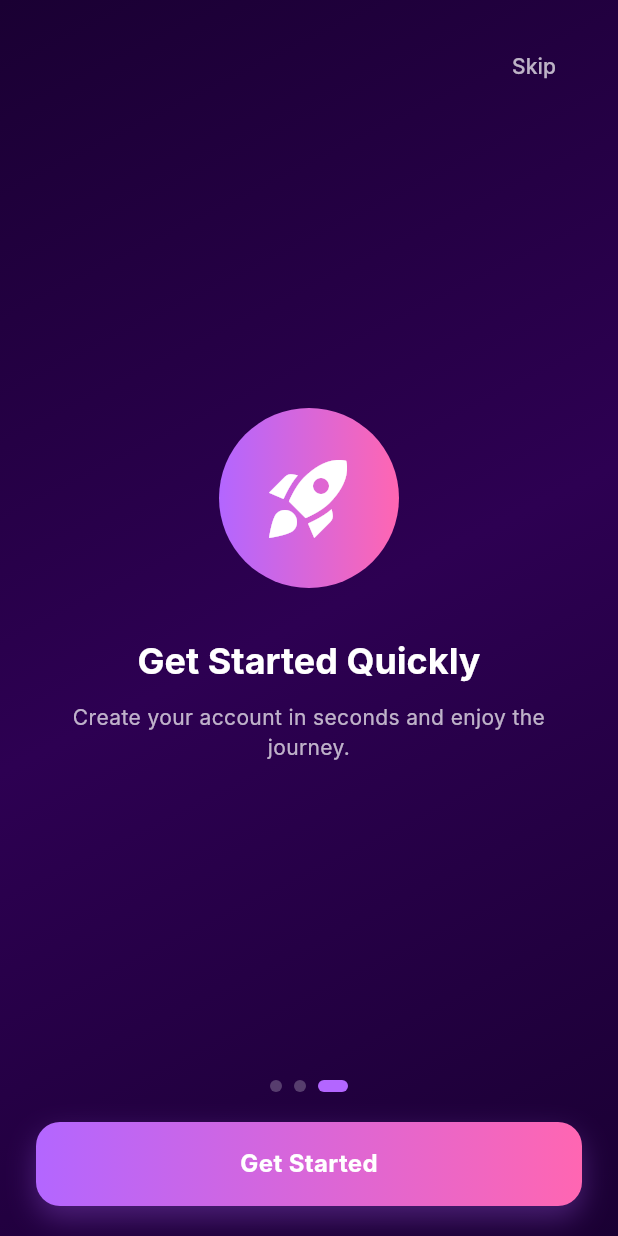
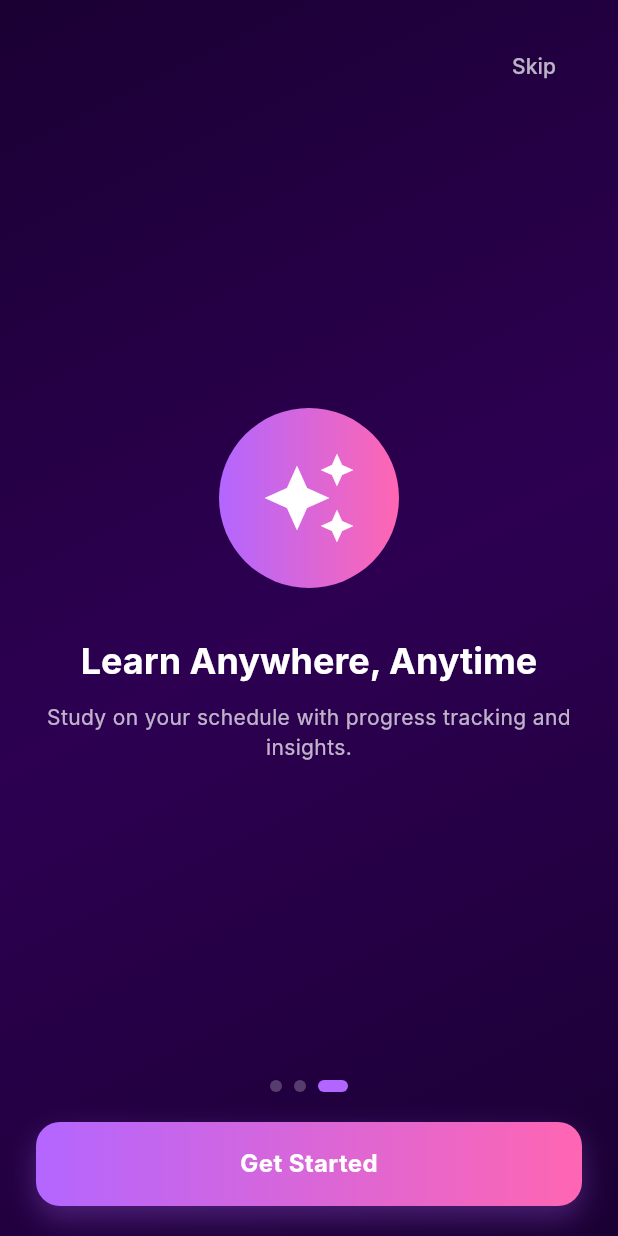
Before and after one commit to hailishronaldo/AI-TUTOR-APP, a Flutter app: the screen it shows after launch, swiped to page 3, on a phone screen of 412 x 824 dp. Run offline on Flutter 3.47's test engine with Material 3 defaults, Android fonts, the phone set to English and light mode, and no system bars; our stand-ins replace firebase_auth, firebase_core, google_sign_in, shared_preferences; accounts and stored records are empty; Roboto replaces fonts that are missing (Inter).

Commit message:
Refactor: Update onboarding text and Google sign-in flow (#6)
Co-authored-by: Cursor Agent <cursoragent@cursor.com>
Co-authored-by: hailishronaldo <hailishronaldo@gmail.com>

```diff
--- a/lib/main.dart
+++ b/lib/main.dart
@@ -195,19 +195,19 @@ class _OnboardingScreenState extends State<OnboardingScreen> {
 
   final List<_OnboardingPageModel> _pages = const [
     _OnboardingPageModel(
-      icon: Icons.explore,
-      title: 'Welcome to Smooth Auth',
-      subtitle: 'A delightful, animated experience to sign in or sign up.',
+      icon: Icons.psychology_alt,
+      title: 'AI Tutor for Everyone',
+      subtitle: 'Personalized learning aligned with SDG 4: Quality Education.',
     ),
     _OnboardingPageModel(
-      icon: Icons.security,
-      title: 'Secure By Default',
-      subtitle: 'Modern UI with best practices for privacy and safety.',
+      icon: Icons.school,
+      title: 'Master Concepts Faster',
+      subtitle: 'Step-by-step explanations, quizzes, and real-time feedback.',
     ),
     _OnboardingPageModel(
-      icon: Icons.rocket_launch,
-      title: 'Get Started Quickly',
-      subtitle: 'Create your account in seconds and enjoy the journey.',
+      icon: Icons.auto_awesome,
+      title: 'Learn Anywhere, Anytime',
+      subtitle: 'Study on your schedule with progress tracking and insights.',
     ),
   ];
 
@@ -413,13 +413,7 @@ class _AuthScreenState extends State<AuthScreen> with TickerProviderStateMixin {
   @override
   Widget build(BuildContext context) {
     final textTheme = Theme.of(context).textTheme;
-
     return Scaffold(
-      appBar: AppBar(
-        backgroundColor: Colors.transparent,
-        title: const Text('Auth'),
-        centerTitle: true,
-      ),
       body: Container(
         decoration: const BoxDecoration(
           gradient: LinearGradient(
@@ -892,28 +886,49 @@ class SocialRow extends StatelessWidget {
           icon: Icons.g_mobiledata,
           label: 'Google',
           onPressed: () async {
+            if (!context.mounted) return;
+            showDialog(
+              context: context,
+              barrierDismissible: false,
+              builder: (_) => const Center(
+                child: CircularProgressIndicator(color: kPrimaryColor),
+              ),
+            );
             try {
-              final GoogleSignInAccount? googleUser = await GoogleSignIn().signIn();
-              final GoogleSignInAuthentication? googleAuth =
-                  await googleUser?.authentication;
-              if (googleAuth == null) return;
+              final GoogleSignInAccount? googleUser =
+                  await GoogleSignIn().signIn();
+              if (googleUser == null) {
+                // User cancelled the picker
+                if (!context.mounted) return;
+                Navigator.of(context, rootNavigator: true).pop();
+                ScaffoldMessenger.of(context).showSnackBar(
+                  const SnackBar(content: Text('Google sign-in was cancelled')),
+                );
+                return;
+              }
+
+              final GoogleSignInAuthentication googleAuth =
+                  await googleUser.authentication;
               final credential = GoogleAuthProvider.credential(
                 accessToken: googleAuth.accessToken,
                 idToken: googleAuth.idToken,
               );
               await FirebaseAuth.instance.signInWithCredential(credential);
               if (!context.mounted) return;
+              Navigator.of(context, rootNavigator: true).pop();
               Navigator.of(context).pushAndRemoveUntil(
                 MaterialPageRoute(builder: (_) => const HomeScreen()),
                 (route) => false,
               );
             } on FirebaseAuthException catch (e) {
               if (!context.mounted) return;
+              Navigator.of(context, rootNavigator: true).pop();
               ScaffoldMessenger.of(context).showSnackBar(
                 SnackBar(content: Text(e.message ?? 'Google sign-in failed')),
               );
             } catch (_) {
               if (!context.mounted) return;
+              Navigator.of(context, rootNavigator: true).pop();
               ScaffoldMessenger.of(context).showSnackBar(
                 const SnackBar(content: Text('Google sign-in error')),
               );
```
